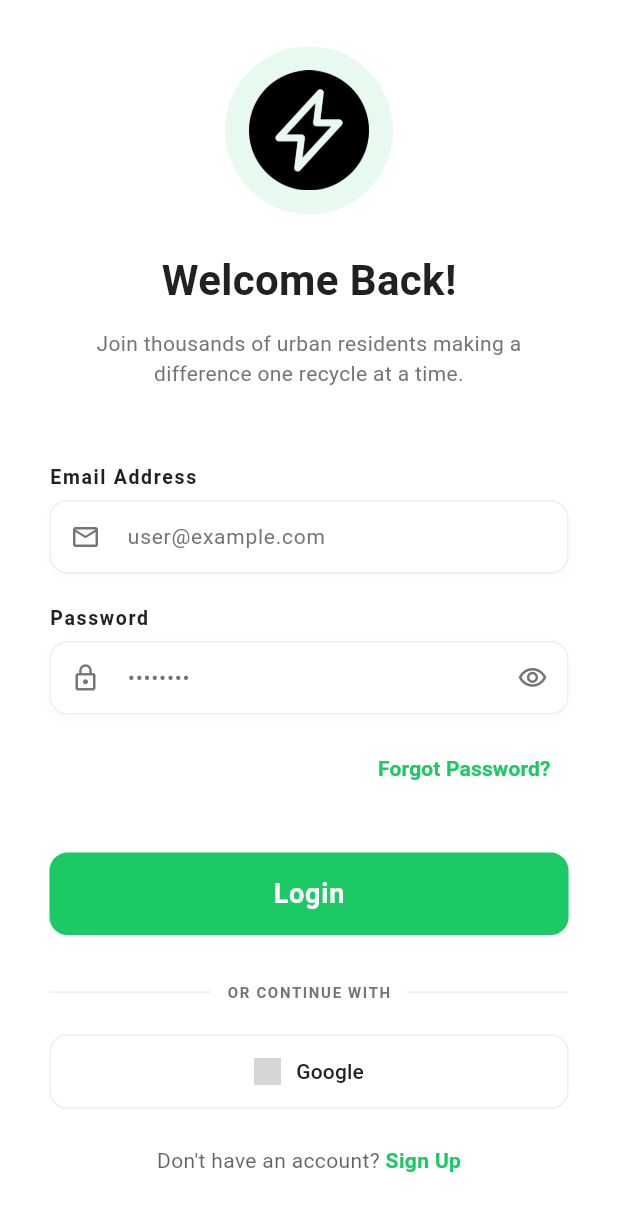
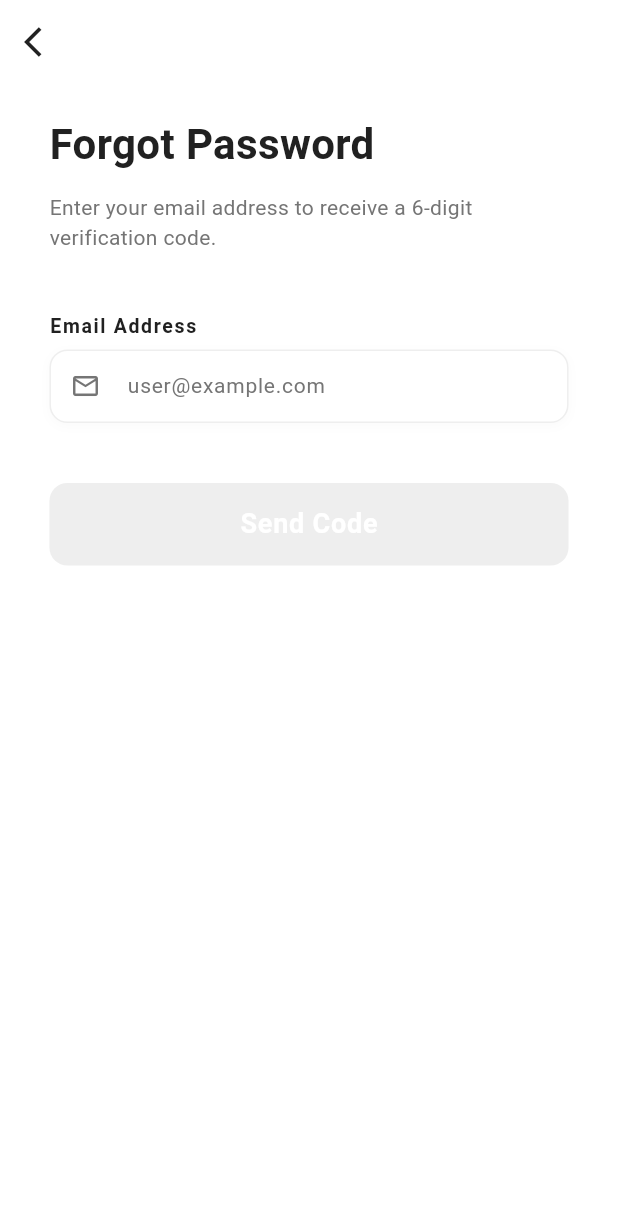
Before and after one commit to LeeJTing/RecycleGo, a Flutter app: the screen it shows after launch, scrolled down 35 dp, after a tap on "Forgot Password?", on a phone screen of 412 x 824 dp. Shown: the top 1211 px of the screen. Run offline on Flutter 3.47's test engine with Material 3 defaults, Android fonts, the phone set to English and light mode, and no system bars; our stand-ins replace camera, google_maps_flutter, image_picker, permission_handler, qr_flutter, salomon_bottom_bar and 3 more; missing offline and left inert: email_auth, email_otp, mobile_scanner, tflite_flutter; accounts and stored records are empty; grey boxes are pictures that could not be loaded.

Commit message:
update remember me

```diff
--- a/lib/app/routes.dart
+++ b/lib/app/routes.dart
@@ -1,6 +1,7 @@
 class Routes {
   static const String login = '/login';
   static const String register = '/register';
+  static const String forgotPassword = '/forgot-password';
 
   static const String adminProfile = '/admin/profile';
   static const String userProfile = '/user/profile';
--- a/lib/controller/autho/login_ctrl.dart
+++ b/lib/controller/autho/login_ctrl.dart
@@ -7,7 +7,10 @@ import 'package:recycle_go/models/Users.dart';
 import 'package:recycle_go/models/Admins.dart';
 import 'package:recycle_go/provider/AdminProvider.dart';
 import 'package:recycle_go/provider/UserProvider.dart';
+import 'package:recycle_go/services/otp_service.dart';
+import 'package:recycle_go/utils/hashing.dart';
 import 'package:recycle_go/utils/loading.dart';
+import 'package:shared_preferences/shared_preferences.dart';
 
 class LoginCtrl {
   static final LoginCtrl _instance = LoginCtrl._internal();
@@ -21,8 +24,26 @@ class LoginCtrl {
 
   final UsersModel _usersModel = UsersModel();
   final AdminsModel _adminsModel = AdminsModel();
+  final OtpService _otpService = OtpService();
 
-  Future<void> login(BuildContext context) async {
+  static const String _keyEmail = 'remember_email';
+  static const String _keyPassword = 'remember_password';
+  static const String _keyType = 'remember_type';
+
+  Future<void> autoLogin(BuildContext context) async {
+    final prefs = await SharedPreferences.getInstance();
+    final email = prefs.getString(_keyEmail);
+    final password = prefs.getString(_keyPassword);
+    final type = prefs.getString(_keyType);
+
+    if (email != null && password != null && type != null) {
+      emailCtrl.text = email;
+      passwordCtrl.text = password;
+      await login(context, true);
+    }
+  }
+
+  Future<void> login(BuildContext context, bool rememberMe) async {
     String email = emailCtrl.text.trim();
     String password = passwordCtrl.text;
 
@@ -34,13 +55,12 @@ class LoginCtrl {
     Loading.show(context);
 
     try {
-      // 1. Check User Account status and authenticate
+      // 1. Check User Account
       bool? isUserActive = await _usersModel.userIsActive(email);
-
       if (isUserActive == true) {
         final user = await _usersModel.authenticate(email, password);
-
         if (user != null) {
+          if (rememberMe) await _saveCredentials(email, password, 'user');
           if (context.mounted) {
             Provider.of<UserProvider>(context, listen: false).setUser(user);
             Loading.hide(context);
@@ -50,12 +70,12 @@ class LoginCtrl {
         }
       }
 
-      // 2. Check Admin Account status and authenticate
+      // 2. Check Admin Account
       bool? isAdminActive = await _adminsModel.adminIsActive(email);
       if (isAdminActive == true) {
         final admin = await _adminsModel.authenticate(email, password);
-
         if (admin != null) {
+          if (rememberMe) await _saveCredentials(email, password, 'admin');
           if (context.mounted) {
             Provider.of<AdminProvider>(context, listen: false).setAdmin(admin);
             Loading.hide(context);
@@ -65,11 +85,8 @@ class LoginCtrl {
         }
       }
 
-      // 3. Handle Inactive Accounts or Invalid Credentials
       if (context.mounted) {
         Loading.hide(context);
-
-        // If either status is explicitly false, the account exists but is inactive
         if (isUserActive == false || isAdminActive == false) {
           _showError(context, "This account is inactive. Please contact support.");
         } else {
@@ -81,6 +98,58 @@ class LoginCtrl {
         Loading.hide(context);
         _showError(context, "Connection error: $e");
       }
+    }
+  }
+
+  Future<void> _saveCredentials(String email, String password, String type) async {
+    final prefs = await SharedPreferences.getInstance();
+    await prefs.setString(_keyEmail, email);
+    await prefs.setString(_keyPassword, password);
+    await prefs.setString(_keyType, type);
+  }
+
+  Future<void> clearCredentials() async {
+    final prefs = await SharedPreferences.getInstance();
+    await prefs.remove(_keyEmail);
+    await prefs.remove(_keyPassword);
+    await prefs.remove(_keyType);
+  }
+
+  void signOut(BuildContext context) async {
+    await clearCredentials();
+    if (context.mounted) {
+      Provider.of<UserProvider>(context, listen: false).clearUser();
+      Provider.of<AdminProvider>(context, listen: false).clearAdmin();
+      Navigator.pushNamedAndRemoveUntil(context, Routes.login, (route) => false);
+    }
+  }
+
+  Future<bool> checkEmailExists(String email) async {
+    bool userExists = await _usersModel.emailIsExist(email);
+    bool adminExists = await _adminsModel.emailIsExist(email);
+    return userExists || adminExists;
+  }
+
+  Future<void> resetPassword(String email, String newPassword) async {
+    final String hashedPassword = Hashing.hashString(newPassword);
+
+    // Attempt to update user
+    bool userExists = await _usersModel.emailIsExist(email);
+    if (userExists) {
+      await _usersModel.client
+          .from('users')
+          .update({'hashed_password': hashedPassword})
+          .eq('email', email);
+      return;
+    }
+
+    // Attempt to update admin
+    bool adminExists = await _adminsModel.emailIsExist(email);
+    if (adminExists) {
+      await _adminsModel.client
+          .from('admins')
+          .update({'hashed_password': hashedPassword})
+          .eq('email', email);
     }
   }
 
--- a/lib/controller/profile/profile_ctrl.dart
+++ b/lib/controller/profile/profile_ctrl.dart
@@ -3,6 +3,7 @@ import 'package:flutter/material.dart';
 import 'package:image_picker/image_picker.dart';
 import 'package:provider/provider.dart';
 import 'package:recycle_go/app/routes.dart';
+import 'package:recycle_go/controller/autho/login_ctrl.dart';
 import 'package:recycle_go/models/Achievements.dart';
 import 'package:recycle_go/models/RecyclingSubmission.dart';
 import 'package:recycle_go/models/Users.dart';
@@ -27,8 +28,7 @@ class ProfileCtrl {
   }
 
   void signOut(BuildContext context) {
-    Provider.of<UserProvider>(context, listen: false).clearUser();
-    Navigator.pushNamedAndRemoveUntil(context, Routes.login, (route) => false);
+    LoginCtrl().signOut(context);
   }
 
   Future<void> updateProfile(BuildContext context, Users updatedUser) async {
--- a/lib/main.dart
+++ b/lib/main.dart
@@ -8,6 +8,7 @@ import 'package:recycle_go/provider/UserProvider.dart';
 import 'package:recycle_go/services/supabase_service.dart';
 import 'package:recycle_go/view/admin/admin_add_inventory.dart';
 import 'package:recycle_go/view/admin/admin_inventory.dart';
+import 'package:recycle_go/view/autho/forgot_password_screen.dart';
 import 'package:recycle_go/view/autho/login_screen.dart';
 import 'package:recycle_go/view/admin/admin_home.dart';
 import 'package:recycle_go/view/admin/admin_purchase_detail.dart';
@@ -15,13 +16,10 @@ import 'package:recycle_go/view/admin/admin_purchase_update.dart';
 import 'package:recycle_go/view/admin/admin_view_inventory.dart';
 import 'package:recycle_go/view/admin/admin_update_inventory.dart';
 import 'package:recycle_go/view/autho/register_screen.dart';
-import 'package:recycle_go/view/user/user_main_screen.dart';
+import 'package:recycle_go/view/user/homePage/home_screen.dart';
 import 'package:recycle_go/view/user/profile/edit_profile_screen.dart';
-import 'package:recycle_go/view/recycle/map_screen.dart';
 import 'package:recycle_go/view/admin/admin_station_registry.dart';
 import 'package:recycle_go/view/admin/admin_voucher_management.dart';
-import 'package:recycle_go/view/user/user_shell.dart';
-import 'package:recycle_go/view/recycle/qr_scan_screen.dart';
 
 Future<void> main() async {
   WidgetsFlutterBinding.ensureInitialized();
@@ -66,8 +64,9 @@ class _MainAppState extends State<MainApp> {
       routes: {
         Routes.login: (context) => const LoginScreen(),
         Routes.register: (context) => const RegisterScreen(),
-        Routes.userHomePage: (context) => const UserShellScreen(),
-        Routes.userProfile: (context) => const ProfileScreen(),
+        Routes.forgotPassword: (context) => const ForgotPasswordScreen(),
+        Routes.userHomePage: (context) => const UserHomeScreen(initialIndex: 0),
+        Routes.userProfile: (context) => const UserHomeScreen(initialIndex: 4),
         Routes.adminHome: (context) => const AdminHome(),
         Routes.adminPurchaseDetail: (context) => const AdminPurchaseDetail(purchase: {}, items: []),
         Routes.adminPurchaseUpdate: (context) => const AdminPurchaseUpdate(purchase: {}, items: []),
@@ -76,8 +75,8 @@ class _MainAppState extends State<MainApp> {
         Routes.adminAddInventory: (context) => const AdminAddInventory(),
         Routes.adminUpdateInventory: (context) =>
         AdminUpdateInventory(item: RecycleInventory(inventoryId: '', inventoryName: '', pricePerKg: 0.0)),
-        Routes.map: (context) => const MapScreen(),
-        Routes.qrScan: (context) => const QrScanScreen(),
+        Routes.map: (context) => const UserHomeScreen(initialIndex: 2),
+        Routes.qrScan: (context) => const UserHomeScreen(initialIndex: 1),
         Routes.adminStationRegistry: (context) => const StationRegistryScreen(),
         Routes.adminVoucherManagement: (context) => const AdminVoucherManagement(),
       },
--- a/lib/services/storage_service.dart
+++ b/lib/services/storage_service.dart
@@ -13,12 +13,11 @@ class StorageService {
   }) async {
     try {
       print('DEBUG: [StorageService] Attempting upload to bucket: "$bucketName", path: "$path"');
-
       // Upload the file
       final response = await _client.storage.from(bucketName).upload(
             path,
             file,
-            fileOptions: const FileOptions(cacheControl: '3600', upsert: true),
+            fileOptions: const FileOptions(upsert: true),
           );
 
       print('DEBUG: [StorageService] Upload successful. Supabase path returned: $response');
--- /dev/null
+++ b/lib/view/autho/forgot_password_screen.dart
@@ -0,0 +1,137 @@
+import 'package:flutter/material.dart';
+import 'package:recycle_go/app/TextDesign.dart';
+import 'package:recycle_go/app/app_theme.dart';
+import 'package:recycle_go/controller/autho/login_ctrl.dart';
+import 'package:recycle_go/utils/validators.dart';
+import 'package:recycle_go/view/autho/widgets/auth_label.dart';
+import 'package:recycle_go/view/autho/widgets/auth_text_field.dart';
+import 'package:recycle_go/view/autho/otp_screen.dart';
+import 'package:recycle_go/view/autho/reset_password_screen.dart';
+import 'package:recycle_go/services/otp_service.dart';
+import 'package:recycle_go/utils/async_task_runner.dart';
+
+class ForgotPasswordScreen extends StatefulWidget {
+  const ForgotPasswordScreen({super.key});
+
+  @override
+  State<ForgotPasswordScreen> createState() => _ForgotPasswordScreenState();
+}
+
+class _ForgotPasswordScreenState extends State<ForgotPasswordScreen> {
+  final TextEditingController _emailController = TextEditingController();
+  final LoginCtrl _loginCtrl = LoginCtrl();
+  final OtpService _otpService = OtpService();
+  bool _isEmailValid = false;
+
+  void _validateEmail(String value) {
+    setState(() {
+      _isEmailValid = Validators.isValidEmail(value);
+    });
+  }
+
+  @override
+  Widget build(BuildContext context) {
+    final theme = AppThemes.color;
+    final size = MediaQuery.of(context).size;
+
+    return Scaffold(
+      backgroundColor: theme.surface,
+      appBar: AppBar(
+        backgroundColor: Colors.transparent,
+        elevation: 0,
+        leading: IconButton(
+          icon: Icon(Icons.arrow_back_ios, color: theme.onSurface),
+          onPressed: () => Navigator.pop(context),
+        ),
+      ),
+      body: SafeArea(
+        child: Padding(
+          padding: EdgeInsets.symmetric(horizontal: size.width * 0.08),
+          child: Column(
+            crossAxisAlignment: CrossAxisAlignment.start,
+            children: [
+              const SizedBox(height: 20),
+              Text('Forgot Password', style: TextDesign.headingOne(fontSize: 28)),
+              const SizedBox(height: 12),
+              Text(
+                'Enter your email address to receive a 6-digit verification code.',
+                style: TextDesign.smallText(color: theme.onHint),
+              ),
+              const SizedBox(height: 40),
+              AuthLabel(text: 'Email Address', isValid: _isEmailValid),
+              AuthTextField(
+                controller: _emailController,
+                onChanged: _validateEmail,
+                hintText: 'user@example.com',
+                keyboardType: TextInputType.emailAddress,
+                prefixIcon: Icon(Icons.email_outlined, color: theme.onHint, size: 20),
+              ),
+              const SizedBox(height: 40),
+              SizedBox(
+                width: double.infinity,
+                height: 55,
+                child: ElevatedButton(
+                  onPressed: _isEmailValid ? _sendOtp : null,
+                  style: ElevatedButton.styleFrom(
+                    backgroundColor: theme.primary,
+                    disabledBackgroundColor: theme.border,
+                    shape: RoundedRectangleBorder(borderRadius: BorderRadius.circular(12)),
+                    elevation: 0,
+                  ),
+                  child: Text('Send Code', style: TextDesign.buttonText(fontSize: 18)),
+                ),
+              ),
+            ],
+          ),
+        ),
+      ),
+    );
+  }
+
+  Future<void> _sendOtp() async {
+    final email = _emailController.text.trim();
+
+    // First, check if email exists in DB
+    final exists = await _loginCtrl.checkEmailExists(email);
+    if (!exists) {
+      if (mounted) {
+        ScaffoldMessenger.of(context).showSnackBar(
+          SnackBar(
+            content: Text('Email not found', style: TextDesign.normalText(color: Colors.white)),
+            backgroundColor: Colors.red,
+            behavior: SnackBarBehavior.floating,
+          ),
+        );
+      }
+      return;
+    }
+
+    // Use TaskRunner to send OTP
+    final sent = await TaskRunner.run<bool>(
+      context: context,
+      loadingMessage: "Sending verification code...",
+      successMessage: "Verification code sent to $email",
+      task: () => _otpService.sendOtp(email),
+    );
+
+    if (sent == true && mounted) {
+      Navigator.push(
+        context,
+        MaterialPageRoute(
+          builder: (context) => OtpScreen(
+            email: email,
+            isRegistering: false,
+            onVerified: () {
+              Navigator.pushReplacement(
+                context,
+                MaterialPageRoute(
+                  builder: (context) => ResetPasswordScreen(email: email),
+                ),
+              );
+            },
+          ),
+        ),
+      );
+    }
+  }
+}
--- a/lib/view/autho/login_screen.dart
+++ b/lib/view/autho/login_screen.dart
@@ -22,11 +22,17 @@ class _LoginScreenState extends State<LoginScreen> {
   bool _isEmailValid = false;
   bool _isPasswordValid = false;
   bool _obscurePassword = true;
+  bool _rememberMe = false;
 
   @override
   void initState() {
     super.initState();
     _validateFields();
+    _checkRememberMe();
+  }
+
+  Future<void> _checkRememberMe() async {
+    await ctrl.autoLogin(context);
   }
 
   void _validateFields() {
@@ -122,16 +128,42 @@ class _LoginScreenState extends State<LoginScreen> {
 
                   const SizedBox(height: 12),
 
-                  Align(
-                    alignment: Alignment.centerRight,
-                    child: TextButton(
-                      onPressed: () {},
-                      child: Text(
-                        'Forgot Password?',
-                        style: TextDesign.smallText(color: theme.primary)
-                            .copyWith(fontWeight: FontWeight.bold),
+                  Row(
+                    mainAxisAlignment: MainAxisAlignment.spaceBetween,
+                    children: [
+                      Row(
+                        children: [
+                          SizedBox(
+                            height: 24,
+                            width: 24,
+                            child: Checkbox(
+                              value: _rememberMe,
+                              activeColor: theme.primary,
+                              onChanged: (value) {
+                                setState(() {
+                                  _rememberMe = value!;
+                                });
+                              },
+                            ),
+                          ),
+                          const SizedBox(width: 8),
+                          Text(
+                            'Remember Me',
+                            style: TextDesign.smallText(color: theme.onSurface),
+                          ),
+                        ],
                       ),
-                    ),
+                      TextButton(
+                        onPressed: () {
+                          Navigator.pushNamed(context, Routes.forgotPassword);
+                        },
+                        child: Text(
+                          'Forgot Password?',
+                          style: TextDesign.smallText(color: theme.primary)
+                              .copyWith(fontWeight: FontWeight.bold),
+                        ),
+                      ),
+                    ],
                   ),
 
                   const SizedBox(height: 32),
@@ -141,7 +173,7 @@ class _LoginScreenState extends State<LoginScreen> {
                     width: double.infinity,
                     height: 55,
                     child: ElevatedButton(
-                      onPressed: () => ctrl.login(context),
+                      onPressed: () => ctrl.login(context, _rememberMe),
                       style: ElevatedButton.styleFrom(
                         backgroundColor: theme.primary,
                         foregroundColor: theme.onPrimary,
--- a/lib/view/user/profile/edit_profile_screen.dart
+++ b/lib/view/user/profile/edit_profile_screen.dart
@@ -1,6 +1,7 @@
 import 'package:flutter/material.dart';
 import 'package:recycle_go/app/TextDesign.dart';
 import 'package:recycle_go/app/app_theme.dart';
+import 'package:recycle_go/app/routes.dart';
 import 'package:recycle_go/controller/profile/profile_ctrl.dart';
 import 'package:recycle_go/models/Users.dart';
 import 'package:recycle_go/utils/validators.dart';
--- a/pubspec.yaml
+++ b/pubspec.yaml
@@ -31,6 +31,7 @@ dependencies:
   email_auth: ^2.0.0
   qr_flutter: ^4.1.0
   share_plus: ^7.2.0
+  shared_preferences: ^2.2.2
 
 dev_dependencies:
   flutter_test:
```
Also changed, not shown: lib/view/autho/otp_screen.dart (+7 -2 lines), lib/view/autho/reset_password_screen.dart (added, +131 -0 lines), lib/view/user/bottom_nav_bar.dart (+0 -21 lines), lib/view/user/homePage/home_screen.dart (+53 -1 lines), lib/view/user/user_main_screen.dart (deleted, +0 -50 lines), pubspec.lock, 4 other files.
